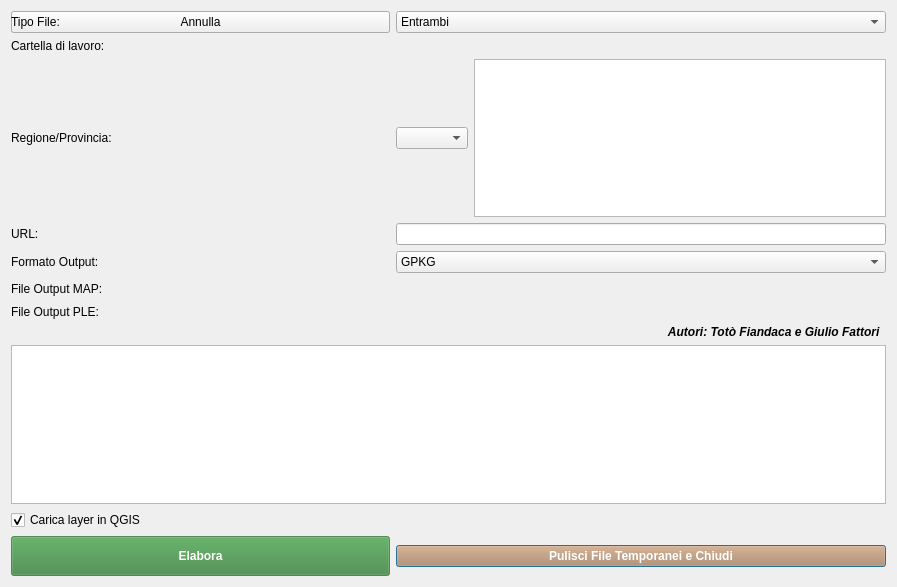
First picture: the form in catasto_gml_merger_dialog_base.ui, repository pigreco/CatastoIT_GML_Merger_Pro, before the edit.
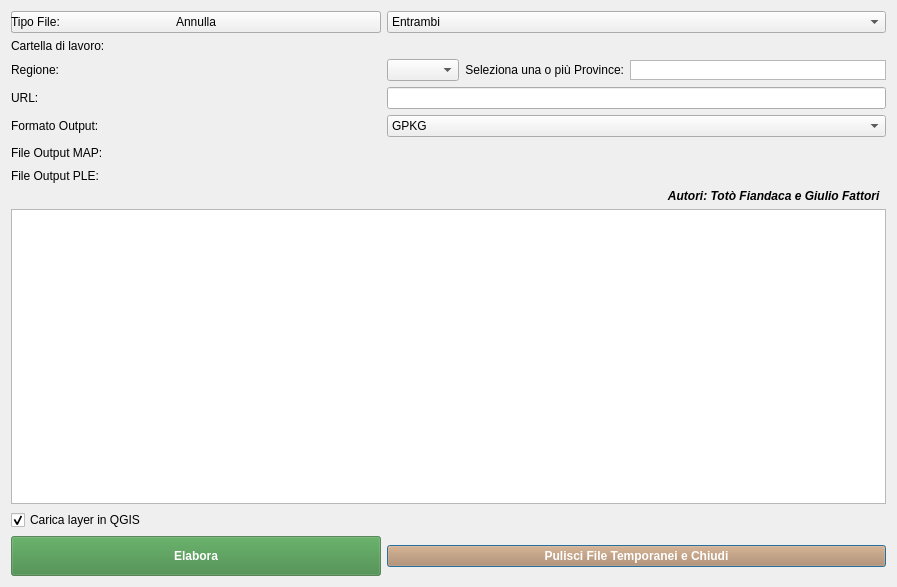
Second picture: the form after the edit. Icons and pictures are not drawn. Custom widgets are drawn as their Qt base class.

Commit message: Aggiunta etichetta per la selezione multipla delle province e aggiornato il layout della lista delle province. Modificato il testo dell'etichetta per la regione.

Diff of the .ui file:
```diff
--- a/catasto_gml_merger_dialog_base.ui
+++ b/catasto_gml_merger_dialog_base.ui
@@ -58,12 +58,34 @@
        </property>
       </widget>
      </item>
+     <item>
+      <widget class="QLabel" name="label_8">
+       <property name="text">
+        <string>Seleziona una o più Province:</string>
+       </property>
+       <property name="alignment">
+        <set>Qt::AlignRight|Qt::AlignTrailing|Qt::AlignVCenter</set>
+       </property>
+      </widget>
+     </item>
      <item>
       <widget class="QListWidget" name="list_provinces">
+       <property name="sizePolicy">
+        <sizepolicy hsizetype="Expanding" vsizetype="Expanding">
+         <horstretch>0</horstretch>
+         <verstretch>0</verstretch>
+        </sizepolicy>
+       </property>
        <property name="minimumSize">
         <size>
          <width>0</width>
-         <height>40</height>
+         <height>20</height>
+        </size>
+       </property>
+       <property name="maximumSize">
+        <size>
+         <width>400</width>
+         <height>20</height>
         </size>
        </property>
        <property name="toolTip">
@@ -72,6 +94,9 @@
        <property name="selectionMode">
         <enum>QAbstractItemView::MultiSelection</enum>
        </property>
+       <property name="viewMode">
+        <enum>QListView::IconMode</enum>
+       </property>
       </widget>
      </item>
     </layout>
@@ -107,6 +132,12 @@
    </item>
    <item row="10" column="1">
     <widget class="QPushButton" name="btn_close">
+     <property name="minimumSize">
+      <size>
+       <width>0</width>
+       <height>0</height>
+      </size>
+     </property>
      <property name="styleSheet">
       <string>background-color:rgb(185, 132, 88); color: white; font-weight: bold;</string>
      </property>
@@ -162,7 +193,7 @@
    <item row="2" column="0">
     <widget class="QLabel" name="label_3">
      <property name="text">
-      <string>Regione/Provincia:</string>
+      <string>Regione:</string>
      </property>
     </widget>
    </item>
```
